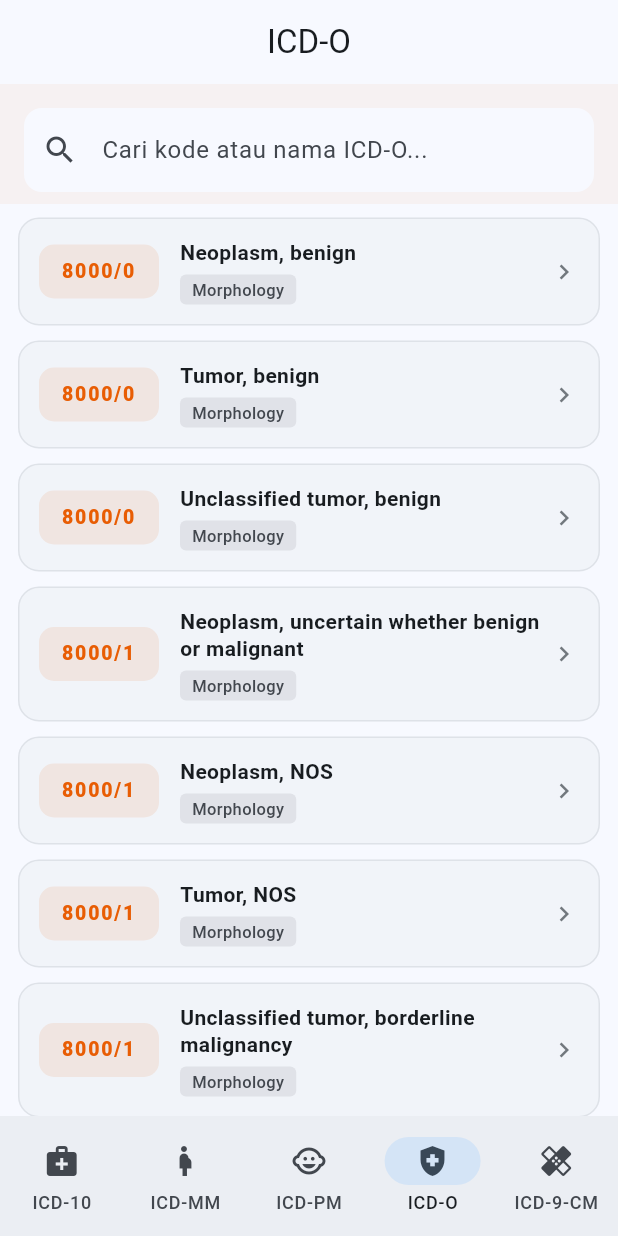
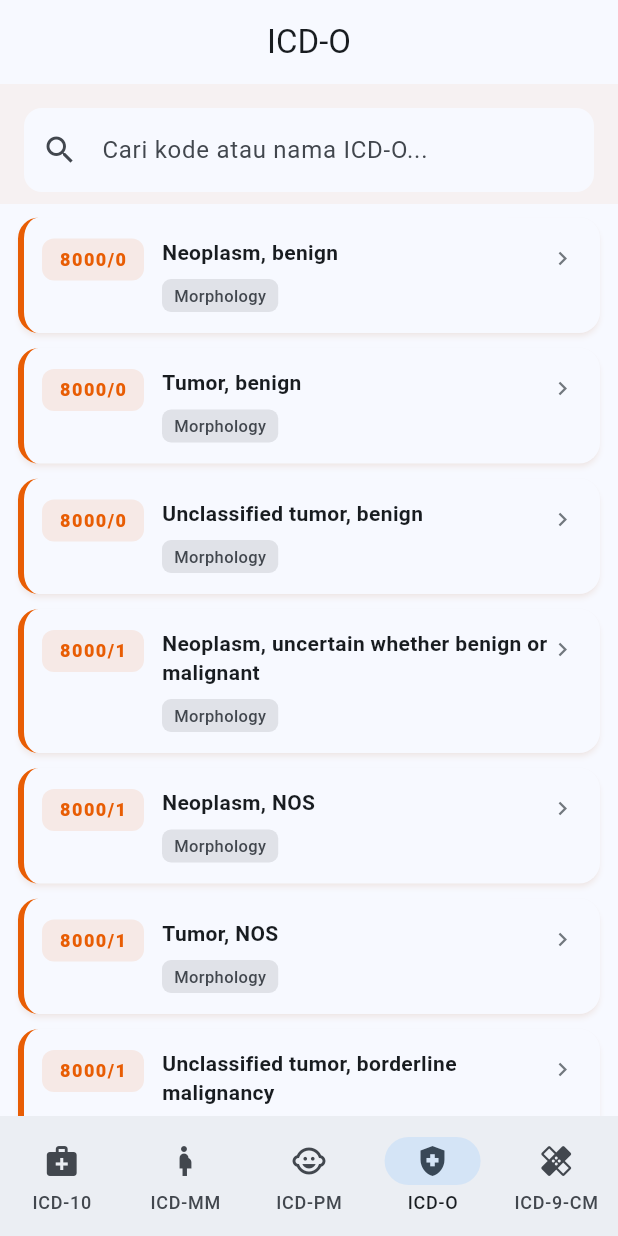
Before and after one commit to ardhikaxx/mida, a Flutter app: the screen it shows after launch, item 4 of the bottom bar chosen, on a phone screen of 412 x 824 dp. Run offline on Flutter 3.47's test engine with Material 3 defaults, Android fonts, the light colour scheme and no system bars.

Commit message:
style: premium card with left accent bar, shadow, cleaner layout

```diff
--- a/lib/screens/search_screen.dart
+++ b/lib/screens/search_screen.dart
@@ -143,29 +143,36 @@ class _IcdCard extends StatelessWidget {
 
   @override
   Widget build(BuildContext context) {
-    return Card(
-      margin: const EdgeInsets.symmetric(vertical: 5),
-      elevation: 0,
-      shape: RoundedRectangleBorder(
+    return Padding(
+      padding: const EdgeInsets.symmetric(vertical: 5),
+      child: Material(
         borderRadius: BorderRadius.circular(14),
-        side: BorderSide(color: theme.colorScheme.outlineVariant.withValues(alpha: 0.4)),
-      ),
+        elevation: 1.5,
+        shadowColor: color.withValues(alpha: 0.15),
         child: InkWell(
           borderRadius: BorderRadius.circular(14),
           onTap: () => Navigator.push(
             context,
             MaterialPageRoute(builder: (_) => DetailScreen(code: item)),
           ),
+          child: Container(
+            decoration: BoxDecoration(
+              borderRadius: BorderRadius.circular(14),
+              border: Border(
+                left: BorderSide(color: color, width: 4),
+              ),
+            ),
             child: Padding(
-          padding: const EdgeInsets.symmetric(horizontal: 14, vertical: 14),
+              padding: const EdgeInsets.fromLTRB(12, 14, 16, 14),
               child: Row(
+                crossAxisAlignment: CrossAxisAlignment.start,
                 children: [
                   Container(
-                width: 80,
-                padding: const EdgeInsets.symmetric(vertical: 10),
+                    constraints: const BoxConstraints(minWidth: 68),
+                    padding: const EdgeInsets.symmetric(horizontal: 8, vertical: 6),
                     decoration: BoxDecoration(
                       color: color.withValues(alpha: 0.1),
-                  borderRadius: BorderRadius.circular(10),
+                      borderRadius: BorderRadius.circular(8),
                     ),
                     child: Text(
                       item.code,
@@ -173,13 +180,13 @@ class _IcdCard extends StatelessWidget {
                       style: TextStyle(
                         fontWeight: FontWeight.w800,
                         color: color,
-                    fontSize: 13,
-                    letterSpacing: 1.2,
-                    height: 1.2,
+                        fontSize: 12,
+                        letterSpacing: 1,
+                        height: 1.3,
                       ),
                     ),
                   ),
-              const SizedBox(width: 14),
+                  const SizedBox(width: 12),
                   Expanded(
                     child: Column(
                       crossAxisAlignment: CrossAxisAlignment.start,
@@ -189,18 +196,18 @@ class _IcdCard extends StatelessWidget {
                           style: const TextStyle(
                             fontSize: 14,
                             fontWeight: FontWeight.w600,
-                        height: 1.3,
+                            height: 1.35,
                           ),
                           maxLines: 2,
                           overflow: TextOverflow.ellipsis,
                         ),
                         if (item.chapter != null) ...[
-                      const SizedBox(height: 6),
+                          const SizedBox(height: 8),
                           Container(
-                        padding: const EdgeInsets.symmetric(horizontal: 8, vertical: 2),
+                            padding: const EdgeInsets.symmetric(horizontal: 8, vertical: 3),
                             decoration: BoxDecoration(
                               color: theme.colorScheme.surfaceContainerHighest,
-                          borderRadius: BorderRadius.circular(4),
+                              borderRadius: BorderRadius.circular(6),
                             ),
                             child: Text(
                               item.chapter == 'Morphology' || item.chapter == 'Topography'
@@ -217,9 +224,13 @@ class _IcdCard extends StatelessWidget {
                       ],
                     ),
                   ),
-              const SizedBox(width: 4),
-              Icon(Icons.chevron_right, size: 20, color: theme.colorScheme.outline),
+                  Padding(
+                    padding: const EdgeInsets.only(top: 4),
+                    child: Icon(Icons.chevron_right, size: 18, color: theme.colorScheme.outline),
+                  ),
                 ],
+              ),
+            ),
           ),
         ),
       ),
```
Lines whose indentation alone changed are shown as unchanged.
